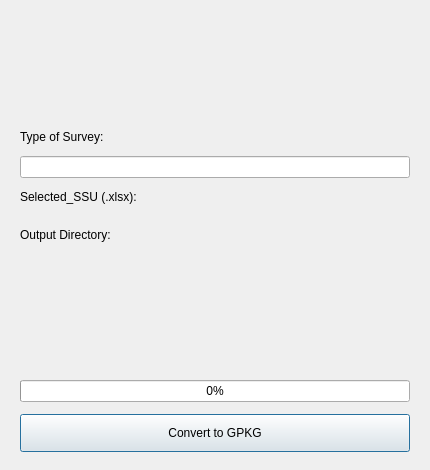
Before: the Qt Designer form GeoFASU_dialog_base.ui in Syano18/GeoFASU_Mod, drawn with Qt 5.
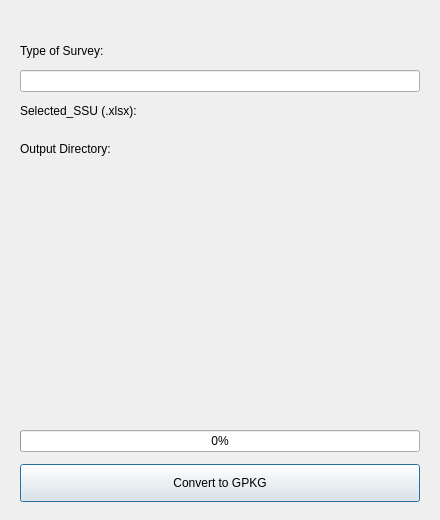
After: the same form once the commit is applied. Custom widgets are drawn as their Qt base class.

Commit message: Resize Window

Patch:
```diff
--- a/GeoFASU_dialog_base.ui
+++ b/GeoFASU_dialog_base.ui
@@ -6,14 +6,14 @@
    <rect>
     <x>0</x>
     <y>0</y>
-    <width>430</width>
-    <height>470</height>
+    <width>440</width>
+    <height>520</height>
    </rect>
   </property>
   <property name="minimumSize">
    <size>
-    <width>400</width>
-    <height>450</height>
+    <width>420</width>
+    <height>480</height>
    </size>
   </property>
   <property name="windowTitle">
@@ -37,18 +37,6 @@
    </property>
    <item>
     <widget class="QLabel" name="iconLabel">
-     <property name="minimumSize">
-      <size>
-       <width>0</width>
-       <height>100</height>
-      </size>
-     </property>
-     <property name="maximumSize">
-      <size>
-       <width>16777215</width>
-       <height>120</height>
-      </size>
-     </property>
      <property name="text">
       <string/>
      </property>
```
The commit also changes 4 other files.
